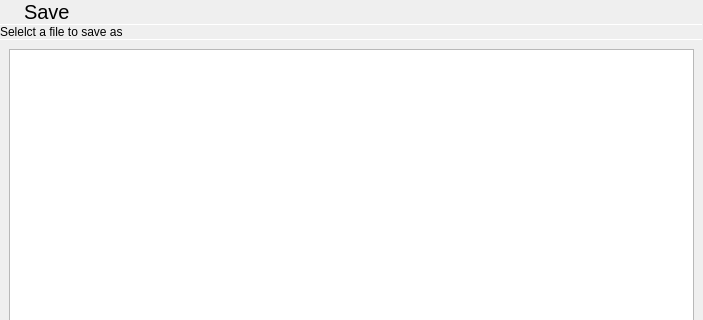
Before: the Qt Designer form private/savedialog.ui in vicr123/libentertaining, drawn with Qt 5; both pictures show x 0 to 703 and y 0 to 320 of the 703 by 561 pixel window.
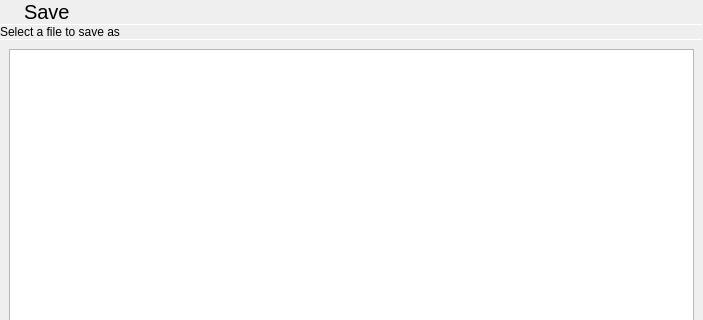
After: the same form once the commit is applied. Icons and pictures are not drawn. Custom widgets are drawn as their Qt base class.

What changed in the file:
```diff
--- a/private/savedialog.ui
+++ b/private/savedialog.ui
@@ -93,7 +93,7 @@
    <item>
     <widget class="QLabel" name="label_2">
      <property name="text">
-      <string>Selelct a file to save as</string>
+      <string>Select a file to save as</string>
      </property>
      <property name="margin">
       <number>9</number>
```
Left out of the diff: 8 changed lines with no effect on the pictures.
